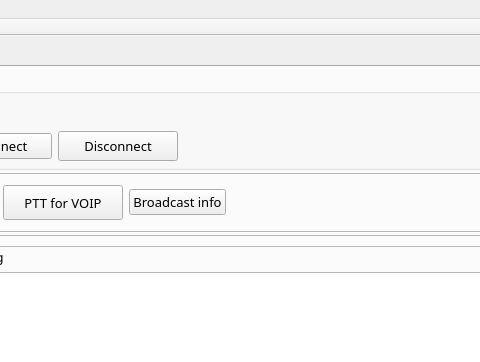
First picture: the form in src/mainwindow.ui, repository qradiolink/qradiolink, before the edit; both pictures show x 571 to 1051 and y 0 to 362 of the 1400 by 721 pixel window.
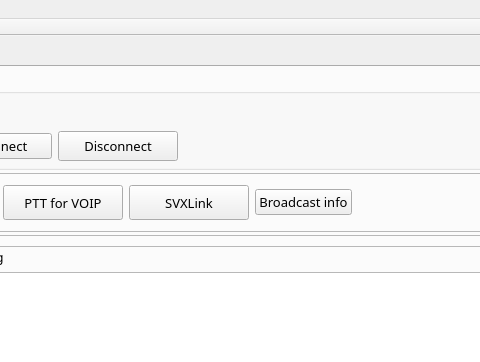
Second picture: the form after the edit. The open tabs and pages were chosen to show the change. Icons and pictures are not drawn. Custom widgets are drawn as their Qt base class.

Commit message: Add svxlink to RF logic, initial draft

The edit to the form file:
```diff
--- a/src/mainwindow.ui
+++ b/src/mainwindow.ui
@@ -2027,6 +2027,36 @@
                </property>
               </widget>
              </item>
+             <item>
+              <widget class="QPushButton" name="svxlinkButton">
+               <property name="sizePolicy">
+                <sizepolicy hsizetype="Fixed" vsizetype="Fixed">
+                 <horstretch>0</horstretch>
+                 <verstretch>0</verstretch>
+                </sizepolicy>
+               </property>
+               <property name="minimumSize">
+                <size>
+                 <width>120</width>
+                 <height>35</height>
+                </size>
+               </property>
+               <property name="toolTip">
+                <string>Connect to SVXLink</string>
+               </property>
+               <property name="text">
+                <string>SVXLink</string>
+               </property>
+               <property name="icon">
+                <iconset resource="resources.qrc">
+                 <normaloff>:/res/Button-Blank-Gray-icon.png</normaloff>
+                 <normalon>:/res/Button-Blank-Yellow-icon.png</normalon>:/res/Button-Blank-Gray-icon.png</iconset>
+               </property>
+               <property name="checkable">
+                <bool>true</bool>
+               </property>
+              </widget>
+             </item>
              <item>
               <widget class="QPushButton" name="repeaterInfoButton">
                <property name="toolTip">
```
Left out of the diff: 2 changed lines with no effect on the pictures. The commit also changes 9 other files.
